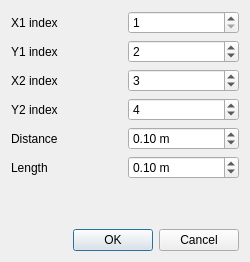
Qt form harmonizedialog.ui (Kuszki/EW-Database) before a commit.
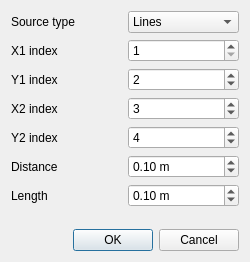
The same form after that commit. Icons and pictures are not drawn.

```diff
--- a/harmonizedialog.ui
+++ b/harmonizedialog.ui
@@ -14,10 +14,11 @@
    <string>Fit geometry</string>
   </property>
   <property name="windowIcon">
-   <iconset theme="view-fullscreen"/>
+   <iconset theme="view-fullscreen">
+    <normaloff>.</normaloff>.</iconset>
   </property>
   <layout class="QGridLayout" name="gridLayout">
-   <item row="6" column="0" colspan="2">
+   <item row="7" column="0" colspan="2">
     <spacer name="verticalSpacer">
      <property name="orientation">
       <enum>Qt::Vertical</enum>
@@ -30,14 +31,14 @@
      </property>
     </spacer>
    </item>
-   <item row="0" column="0">
+   <item row="1" column="0">
     <widget class="QLabel" name="x1Label">
      <property name="text">
       <string>X1 index</string>
      </property>
     </widget>
    </item>
-   <item row="0" column="1">
+   <item row="1" column="1">
     <widget class="QSpinBox" name="x1Spin">
      <property name="minimum">
       <number>1</number>
@@ -51,26 +52,6 @@
     </widget>
    </item>
    <item row="2" column="1">
-    <widget class="QSpinBox" name="x2Spin">
-     <property name="minimum">
-      <number>1</number>
-     </property>
-     <property name="maximum">
-      <number>9</number>
-     </property>
-     <property name="value">
-      <number>3</number>
-     </property>
-    </widget>
-   </item>
-   <item row="1" column="0">
-    <widget class="QLabel" name="y1Label">
-     <property name="text">
-      <string>Y1 index</string>
-     </property>
-    </widget>
-   </item>
-   <item row="1" column="1">
     <widget class="QSpinBox" name="y1Spin">
      <property name="minimum">
       <number>1</number>
@@ -83,28 +64,67 @@
      </property>
     </widget>
    </item>
+   <item row="4" column="0">
+    <widget class="QLabel" name="y2Label">
+     <property name="text">
+      <string>Y2 index</string>
+     </property>
+    </widget>
+   </item>
    <item row="2" column="0">
+    <widget class="QLabel" name="y1Label">
+     <property name="text">
+      <string>Y1 index</string>
+     </property>
+    </widget>
+   </item>
+   <item row="3" column="1">
+    <widget class="QSpinBox" name="x2Spin">
+     <property name="minimum">
+      <number>1</number>
+     </property>
+     <property name="maximum">
+      <number>9</number>
+     </property>
+     <property name="value">
+      <number>3</number>
+     </property>
+    </widget>
+   </item>
+   <item row="3" column="0">
     <widget class="QLabel" name="x2Label">
      <property name="text">
       <string>X2 index</string>
      </property>
     </widget>
    </item>
-   <item row="3" column="0">
-    <widget class="QLabel" name="y2Label">
-     <property name="text">
-      <string>Y2 index</string>
+   <item row="5" column="1">
+    <widget class="QDoubleSpinBox" name="distanceSpin">
+     <property name="suffix">
+      <string> m</string>
+     </property>
+     <property name="minimum">
+      <double>0.010000000000000</double>
+     </property>
+     <property name="maximum">
+      <double>10.000000000000000</double>
+     </property>
+     <property name="singleStep">
+      <double>0.010000000000000</double>
+     </property>
+     <property name="value">
+      <double>0.100000000000000</double>
      </property>
     </widget>
    </item>
-   <item row="5" column="0">
+   <item row="6" column="0">
     <widget class="QLabel" name="lengthLabel">
      <property name="text">
       <string>Length</string>
      </property>
     </widget>
    </item>
-   <item row="5" column="1">
+   <item row="6" column="1">
     <widget class="QDoubleSpinBox" name="lengthSpin">
      <property name="suffix">
       <string> m</string>
@@ -123,7 +143,7 @@
      </property>
     </widget>
    </item>
-   <item row="3" column="1">
+   <item row="4" column="1">
     <widget class="QSpinBox" name="y2Spin">
      <property name="minimum">
       <number>1</number>
@@ -136,33 +156,14 @@
      </property>
     </widget>
    </item>
-   <item row="4" column="1">
-    <widget class="QDoubleSpinBox" name="distanceSpin">
-     <property name="suffix">
-      <string> m</string>
-     </property>
-     <property name="minimum">
-      <double>0.010000000000000</double>
-     </property>
-     <property name="maximum">
-      <double>10.000000000000000</double>
-     </property>
-     <property name="singleStep">
-      <double>0.010000000000000</double>
-     </property>
-     <property name="value">
-      <double>0.100000000000000</double>
-     </property>
-    </widget>
-   </item>
-   <item row="4" column="0">
+   <item row="5" column="0">
     <widget class="QLabel" name="distanceLabel">
      <property name="text">
       <string>Distance</string>
      </property>
     </widget>
    </item>
-   <item row="7" column="0" colspan="2">
+   <item row="8" column="0" colspan="2">
     <widget class="QDialogButtonBox" name="buttonBox">
      <property name="orientation">
       <enum>Qt::Horizontal</enum>
@@ -172,6 +173,27 @@
      </property>
     </widget>
    </item>
+   <item row="0" column="1">
+    <widget class="QComboBox" name="sourceCombo">
+     <item>
+      <property name="text">
+       <string>Lines</string>
+      </property>
+     </item>
+     <item>
+      <property name="text">
+       <string>Points</string>
+      </property>
+     </item>
+    </widget>
+   </item>
+   <item row="0" column="0">
+    <widget class="QLabel" name="sourceLabel">
+     <property name="text">
+      <string>Source type</string>
+     </property>
+    </widget>
+   </item>
   </layout>
  </widget>
  <resources/>
```
Left out of the diff: 49 changed lines with no effect on the pictures.
